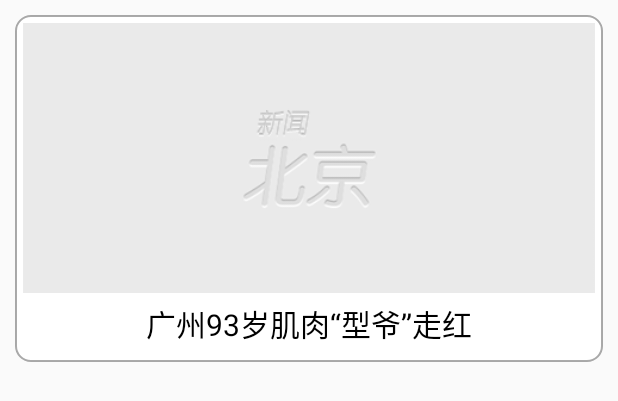
After one commit to maijiawen/GuangdongNews, an Android app: the layout item_photos_menudetail_pager.xml on its own in the app's theme, with its tools: preview values and no code run, on a phone screen of 412 x 824 dp. The commit adds this screen. Shown: the top 401 px of the screen. Run offline under Robolectric (Android 15) with nearby library versions, the phone set to English and light mode, and no system bars.

Commit message:
添加了图组详情页面；添加了listview和gidview切换的逻辑

```diff
--- a/app/src/main/java/com/example/guangdongnews/base/BasePager.java
+++ b/app/src/main/java/com/example/guangdongnews/base/BasePager.java
@@ -45,6 +45,7 @@ public class BasePager {
      */
     public FrameLayout fl_content;
 
+    public ImageButton ib_swich_list_grid;
 
     public BasePager(Context context) {
         this.context = context;
@@ -63,6 +64,7 @@ public class BasePager {
         tv_title = (TextView) view.findViewById(R.id.tv_title);
         ib_menu = (ImageButton) view.findViewById(R.id.ib_menu);
         fl_content = (FrameLayout) view.findViewById(R.id.fl_content);
+        ib_swich_list_grid = (ImageButton) view.findViewById(R.id.ib_swich_list_grid);
         ib_menu.setOnClickListener(new View.OnClickListener() {
             @Override
             public void onClick(View view) {
--- /dev/null
+++ b/app/src/main/res/drawable/item_photos_menu_detail_pager_bg.xml
@@ -0,0 +1,8 @@
+<?xml version="1.0" encoding="utf-8"?>
+<shape xmlns:android="http://schemas.android.com/apk/res/android" android:shape="rectangle">
+    <corners android:radius="10dp"/>
+
+    <solid android:color="#ffffff"/>
+    <stroke android:color="#55000000" android:width="1dp"/>
+
+</shape>
--- /dev/null
+++ b/app/src/main/res/layout/item_photos_menudetail_pager.xml
@@ -0,0 +1,35 @@
+<?xml version="1.0" encoding="utf-8"?>
+<RelativeLayout xmlns:android="http://schemas.android.com/apk/res/android"
+    android:layout_width="match_parent"
+    android:layout_height="wrap_content"
+    android:padding="10dp">
+
+    <LinearLayout
+        android:layout_width="match_parent"
+        android:layout_height="wrap_content"
+        android:background="@drawable/item_photos_menu_detail_pager_bg"
+        android:orientation="vertical"
+        android:padding="5dp">
+
+        <ImageView
+            android:id="@+id/iv_icon"
+            android:layout_width="match_parent"
+            android:layout_height="180dp"
+            android:scaleType="centerCrop"
+            android:src="@drawable/home_scroll_default" />
+
+        <TextView
+            android:id="@+id/tv_title"
+            android:layout_width="wrap_content"
+            android:layout_height="wrap_content"
+            android:layout_gravity="center_horizontal"
+            android:layout_marginBottom="5dp"
+            android:layout_marginTop="5dp"
+            android:text="广州93岁肌肉“型爷”走红"
+            android:textColor="@android:color/black"
+            android:textSize="20sp" />
+
+
+    </LinearLayout>
+
+</RelativeLayout>
```
Also changed, not shown: app/src/main/java/com/example/guangdongnews/domain/PhotosMenuDetailPagerBean.java (added, +208 -0 lines), app/src/main/java/com/example/guangdongnews/menudetailpage/PhotosMenuDetailBasePager.java (deleted, +0 -42 lines), app/src/main/java/com/example/guangdongnews/menudetailpage/PhotosMenuDetailPager.java (added, +255 -0 lines), app/src/main/java/com/example/guangdongnews/page/NewsCenterPager.java (+20 -4 lines), app/src/main/res/layout/photos_menudetail_pager.xml (added, +24 -0 lines), app/src/main/res/layout/titlebar.xml (+10 -1 lines), app/src/main/res/drawable-hdpi/icon_pic_list_type.png (added).
